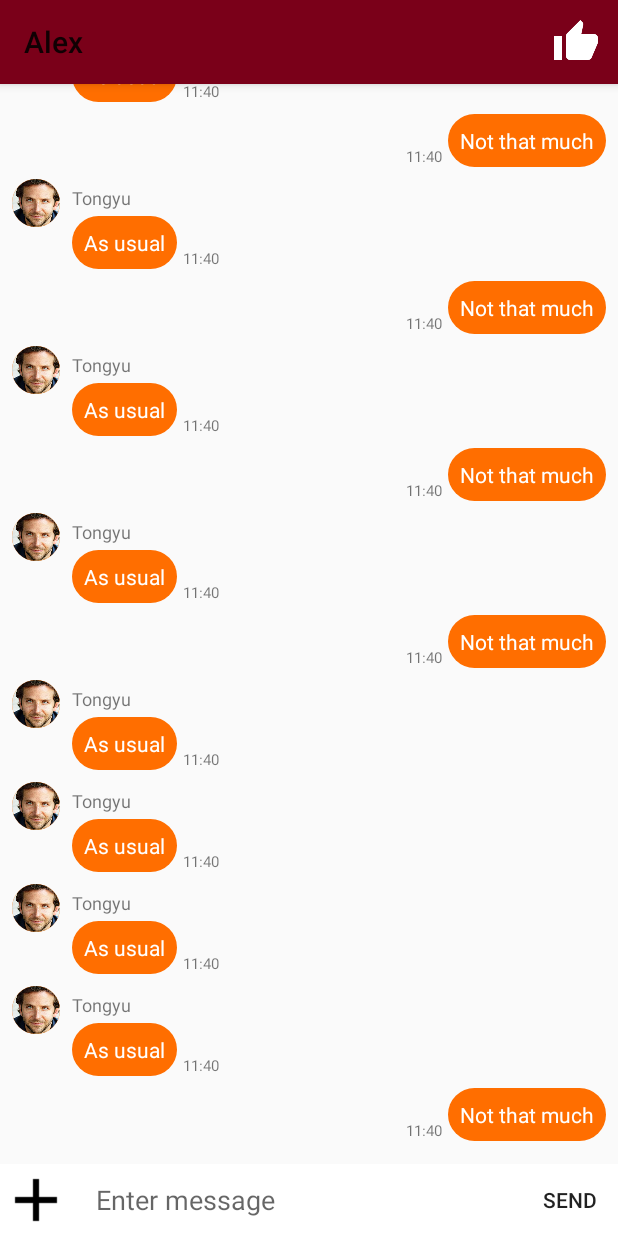
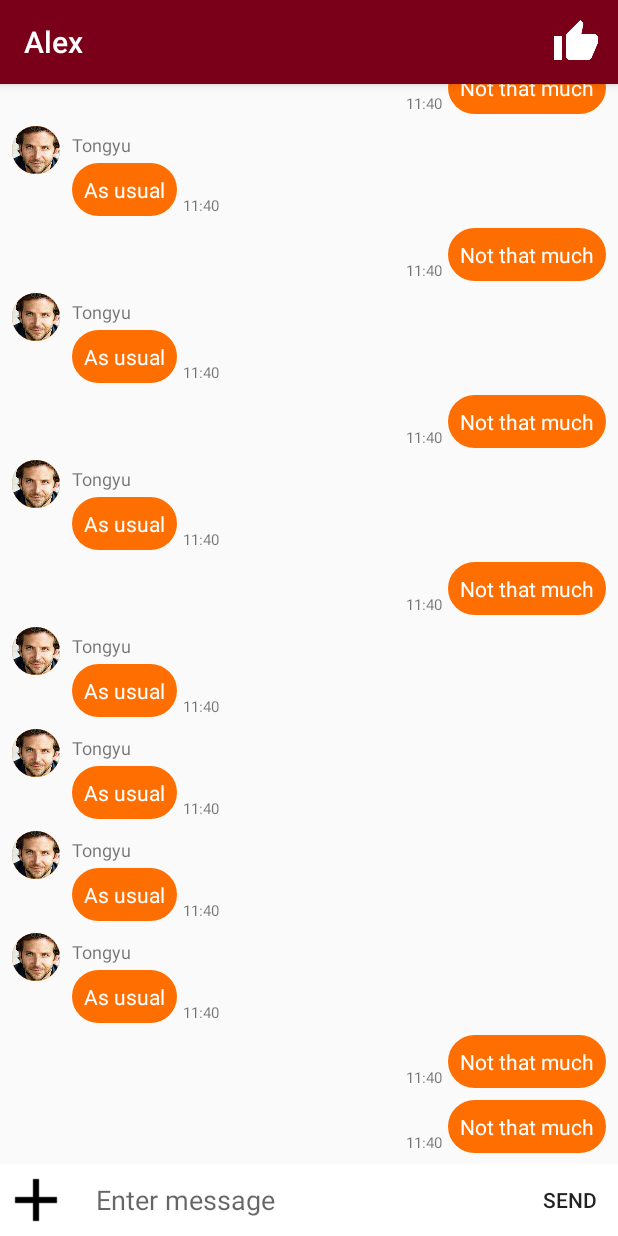
Before and after one commit to jiangzhengwenjz/upeers, an Android app: the MessageListActivity screen opened directly, with no data from a screen before it, on a phone screen of 412 x 824 dp. Run offline under Robolectric (Android 15) with nearby library versions, the phone set to English and light mode, and no system bars; our stand-ins replace CircleImageView.

Commit message:
small fix in text color and scroll

```diff
--- a/app/src/main/java/com/example/upeers/msglist/MessageListActivity.kt
+++ b/app/src/main/java/com/example/upeers/msglist/MessageListActivity.kt
@@ -78,7 +78,10 @@ class MessageListActivity : AppCompatActivity() {
         mMessageRecycler.setHasFixedSize(true);
 
         mMessageListAdapter = MessageListAdapter(this, messageList)
-        mMessageRecycler.layoutManager = LinearLayoutManager(this)
+        // set sth for layout manager
+        val llm = LinearLayoutManager(this)
+        llm.stackFromEnd = true
+        mMessageRecycler.layoutManager = llm
         mMessageRecycler.adapter = mMessageListAdapter
     }
 
@@ -132,7 +135,9 @@ class MessageListActivity : AppCompatActivity() {
             cursor.close()
 
             messageList.add(Message(picturePath, userMe, System.currentTimeMillis(), true, selectedImage))
-            mMessageListAdapter.notifyDataSetChanged()
+            // mMessageListAdapter.notifyDataSetChanged()
+            mMessageListAdapter.notifyItemInserted(mMessageListAdapter.getItemCount()-1);
+            mMessageRecycler.scrollToPosition(mMessageListAdapter.getItemCount()-1);
         }
     }
 
--- a/app/src/main/res/layout/activity_main_navi.xml
+++ b/app/src/main/res/layout/activity_main_navi.xml
@@ -12,6 +12,7 @@
         android:layout_width="match_parent"
         android:layout_height="?android:attr/actionBarSize"
         android:background="@color/colorPrimary"
+        app:titleTextColor="@color/colorPrimaryText"
         android:elevation="4dp"
         android:theme="@style/ThemeOverlay.AppCompat.ActionBar"
         app:layout_constraintEnd_toEndOf="parent"
--- a/app/src/main/res/layout/activity_message_list.xml
+++ b/app/src/main/res/layout/activity_message_list.xml
@@ -10,6 +10,7 @@
         android:layout_width="match_parent"
         android:layout_height="@dimen/margin_toolbar"
         android:background="?attr/colorPrimary"
+        app:titleTextColor="@color/colorPrimaryText"
         android:elevation="4dp"
         app:title="Alex"
         >
--- a/app/src/main/res/layout/item_message_img_sent.xml
+++ b/app/src/main/res/layout/item_message_img_sent.xml
@@ -8,8 +8,8 @@
 
     <ImageView
         android:id="@+id/text_messageimg_body"
-        android:layout_width="240dp"
-        android:layout_height="240dp"
+        android:layout_width="wrap_content"
+        android:layout_height="wrap_content"
         android:layout_marginRight="8dp"
         android:background="@drawable/rounded_rectangle_orange"
         android:maxWidth="240dp"
```
